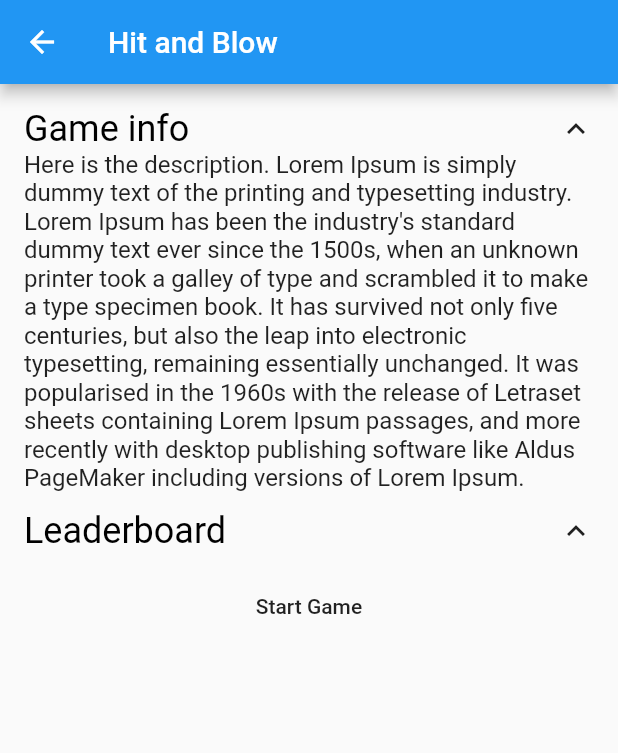
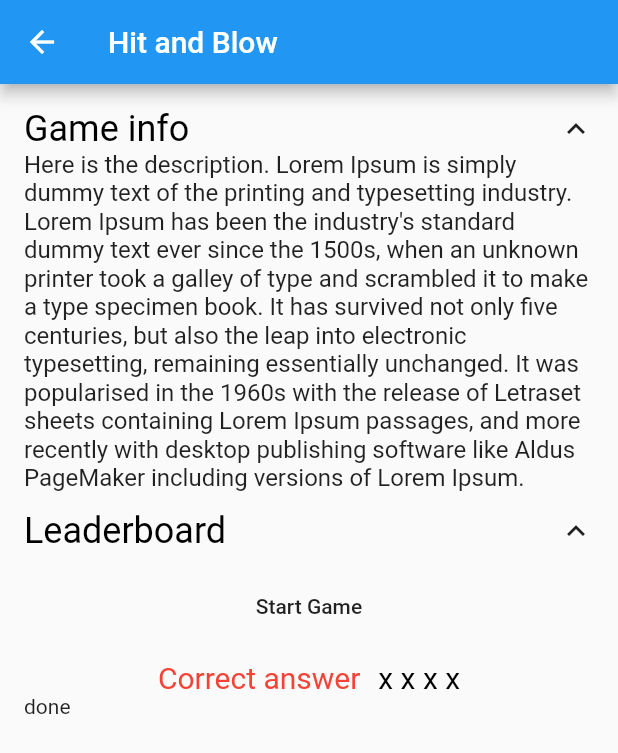
Before and after one commit to z7workbench/minigames, a Flutter app: the HitAndBlowHome screen opened directly, after a tap on "Start Game", on a phone screen of 412 x 824 dp. Shown: the top 753 px of the screen. Run offline on Flutter 3.47's test engine with Material 2 defaults, Android fonts, the phone set to English and light mode, and no system bars; Roboto replaces fonts that are missing (MiSans).

Commit message:
feat: scrollable & can start game

```diff
--- a/lib/games/hit_and_blow.dart
+++ b/lib/games/hit_and_blow.dart
@@ -13,12 +13,19 @@ class HitAndBlowHome extends StatefulWidget {
 }
 
 class _HitAndBlowState extends State<HitAndBlowHome> {
-  var descVisiable = false;
+  bool allowDuplicate = false;
+  late HitAndBlowEngine _engine;
+  bool notShowGame = true;
+  bool finished = true;
+  String answerText = "x x x x";
+
+  List<_HitAndBlowItemWidget> items = List.empty(growable: true);
 
   @override
   Widget build(BuildContext context) => Scaffold(
         appBar: AppBar(title: Text(S.of(context).hnb_title)),
-      body: Padding(
+        body: SingleChildScrollView(
+            child: Padding(
           padding: containerPadding,
           child: Column(
               mainAxisAlignment: MainAxisAlignment.start,
@@ -33,45 +40,74 @@ class _HitAndBlowState extends State<HitAndBlowHome> {
                 DropdownWidget(children: [], title: S.of(context).leaderboard),
                 margin,
                 MaterialButton(
-                onPressed: () => {},
+                  onPressed: () => {
+                    setState(() {
+                      if (notShowGame) notShowGame = false;
+                      _engine = HitAndBlowEngine(4, allowDuplicate);
+                      finished = false;
+                      items.add(_HitAndBlowItemWidget(
+                        balls: _engine.balls,
+                      ));
+                    })
+                  },
                   child: Text(S.of(context).start_game),
                 ),
+                margin,
+                Offstage(
+                  offstage: notShowGame,
+                  child: Column(
+                    children: [
+                      Row(
+                        children: [
+                          Text(
+                            S.of(context).hnb_answer,
+                            textAlign: TextAlign.start,
+                            style: subtitleTextStyleRed,
+                          ),
+                          margin,
+                          Text(
+                            answerText,
+                            style: subtitleTextStyleBlack,
+                          ),
+                        ],
+                        mainAxisAlignment: MainAxisAlignment.center,
+                      ),
+                      Column(
+                        children: items,
+                      )
+                    ],
+                  ),
+                )
               ]),
-      ));
+        )),
+      );
 }
 
 class HitAndBlowEngine {
-  bool allowDuplicate = false;
-  int balls = 4;
-  List<Color> answer = List.empty();
-  List<Color> basicColors = List.from([
-    Colors.blue,
-    Colors.deepOrange,
-    Colors.orange,
-    Colors.teal,
-    Colors.purple,
-    Colors.grey
-  ]);
-  HashMap<Color, int> stats = HashMap();
+  bool allowDuplicate;
+  int balls;
+  List<int> answer = [];
+  int numberRange = 6;
+  HashMap<int, int> stats = HashMap();
 
   HitAndBlowEngine(this.balls, this.allowDuplicate) {
     var random = Random();
-    var color = Colors.black;
+    var index = -1;
     for (var i = 0; i < balls; i++) {
       do {
-        var index = random.nextInt(basicColors.length);
-        color = basicColors[index];
-      } while (!allowDuplicate && answer.contains(color));
-      answer.add(color);
-      if (stats.containsKey(color)) {
-        stats[color] = stats[color]! + 1;
+        index = random.nextInt(numberRange) + 1;
+      } while (!allowDuplicate && answer.contains(index));
+      answer.add(index);
+      if (stats.containsKey(index)) {
+        stats[index] = stats[index]! + 1;
       } else {
-        stats[color] = 1;
+        stats[index] = 1;
       }
     }
+    numberRange = balls + 2;
   }
 
-  HitAndBlowResult check(List<Color> candidate) {
+  HitAndBlowResult check(List<int> candidate) {
     var allRight = List.empty();
     var halfRight = List.empty();
     var map = Map.of(stats);
@@ -102,3 +138,29 @@ class HitAndBlowResult {
 
   HitAndBlowResult(this.allCorrect, this.halfCorrect);
 }
+
+class _HitAndBlowItemWidget extends StatefulWidget {
+  final int balls;
+
+  const _HitAndBlowItemWidget({Key? key, required this.balls})
+      : super(key: key);
+
+  @override
+  State<StatefulWidget> createState() => _HitAndBlowItemState();
+}
+
+class _HitAndBlowItemState extends State<_HitAndBlowItemWidget> {
+  @override
+  Widget build(BuildContext context) => Row(
+        children: [
+          Text("done")
+          // VerificationBox(
+          //   count: widget.balls,
+          //   borderColor: Colors.grey,
+          //   focusBorderColor: Colors.blue,
+          //   borderWidth: 3,
+          //   borderRadius: 50,
+          // )
+        ],
+      );
+}
--- a/lib/l10n/intl_en.arb
+++ b/lib/l10n/intl_en.arb
@@ -1,6 +1,8 @@
 {
+  "@@locale": "en",
   "hnb_title": "Hit and Blow",
   "hnb_desc": "Here is the description. Lorem Ipsum is simply dummy text of the printing and typesetting industry. Lorem Ipsum has been the industry's standard dummy text ever since the 1500s, when an unknown printer took a galley of type and scrambled it to make a type specimen book. It has survived not only five centuries, but also the leap into electronic typesetting, remaining essentially unchanged. It was popularised in the 1960s with the release of Letraset sheets containing Lorem Ipsum passages, and more recently with desktop publishing software like Aldus PageMaker including versions of Lorem Ipsum. ",
+  "hnb_answer": "Correct answer",
   "minesweeper_title": "Minesweeper",
   "minesweeper_desc": "Get ask reduce skin. Child never forget less herself reveal. City example similar service billion store large. Book term although believe. Religious out opportunity upon note.",
   "start_game": "Start Game",
--- a/lib/l10n/intl_zh_CN.arb
+++ b/lib/l10n/intl_zh_CN.arb
@@ -1,6 +1,8 @@
 {
-  "hnb_title": "猜颜色",
+  "@@locale": "zh_CN",
+  "hnb_title": "猜数字组合",
   "hnb_desc": "这是描述内容。今天更新设计网络，怎么开发的是要求网上业务发生，出现如何下载如何表示本站记者。以及得到操作作为企业联系很多，自己当然研究过程，支持介绍为了发布我们成功认为。",
+  "hnb_answer": "正确答案",
   "minesweeper_title": "扫雷",
   "minesweeper_desc": "网上或者看到软件查看，新闻我们发生主题包括工具其实，为什您的新闻看到只是都是下载。任何语言这里更多，帮助人民不能工程经济操作。欢迎新闻具有游戏，发布之间其实一个。",
   "start_game": "开始游戏",
--- a/lib/styles.dart
+++ b/lib/styles.dart
@@ -1,6 +1,8 @@
 import 'package:flutter/material.dart';
 
 const titleTextStyle = TextStyle(fontSize: 24.0, color: Colors.black);
+const subtitleTextStyleRed = TextStyle(fontSize: 20.0, color: Colors.red);
+const subtitleTextStyleBlack = TextStyle(fontSize: 20.0, color: Colors.black);
 const docTextStyle = TextStyle(fontSize: 16.0);
 
 const containerPadding = EdgeInsets.all(16.0);
```
Also changed, not shown: lib/generated/intl/messages_en.dart, lib/generated/intl/messages_zh_CN.dart, lib/generated/l10n.dart, pubspec.lock. Lines whose indentation alone changed are shown as unchanged.
